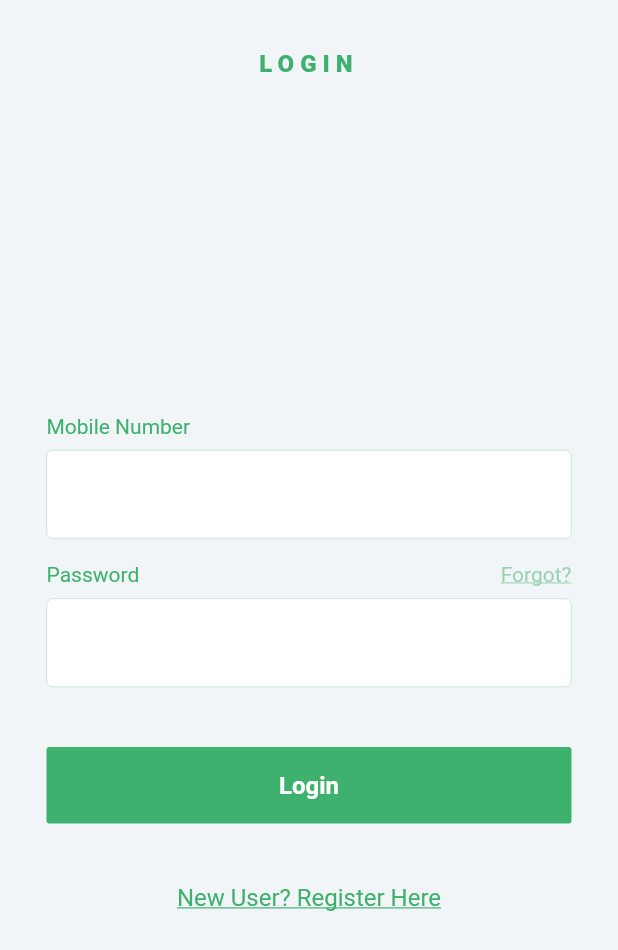
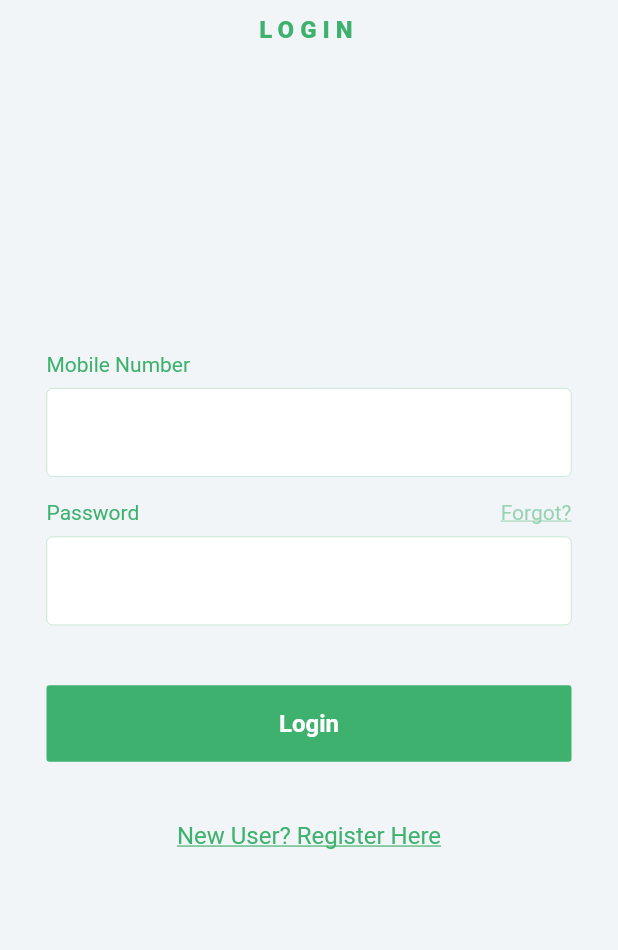
Before and after one commit to feMoraes0/covid-test-booking, a Flutter app: the screen it shows after launch, on a phone screen of 412 x 824 dp. Shown: the top 950 px of the screen. Run offline on Flutter 3.47's test engine with Material 2 defaults, Android fonts, the phone set to English and light mode, and no system bars; Roboto replaces fonts that are missing (Avenir).

Commit message:
feat(screens): register created and login modified

```diff
--- a/lib/main.dart
+++ b/lib/main.dart
@@ -1,4 +1,5 @@
 import 'package:covidapp/screens/login.dart';
+import 'package:covidapp/screens/register.dart';
 import 'package:flutter/material.dart';
 
 void main() => runApp(MyApp());
@@ -13,7 +14,11 @@ class MyApp extends StatelessWidget {
         backgroundColor: Color(0xFFF1F5F7),
         primarySwatch: Colors.blue,
       ),
-      home: LoginScreen(),
+      routes: {
+        'login': (context) => Login(),
+        'register': (context) => Register(),
+      },
+      home: Login(),
     );
   }
 }
--- a/lib/screens/login.dart
+++ b/lib/screens/login.dart
@@ -1,19 +1,29 @@
 import 'package:flutter/material.dart';
+import 'package:flutter/rendering.dart';
 
-class LoginScreen extends StatelessWidget {
+class Login extends StatelessWidget {
   @override
   Widget build(BuildContext context) {
     ThemeData theme = Theme.of(context);
+    Size screen = MediaQuery.of(context).size;
     return Scaffold(
       backgroundColor: theme.backgroundColor,
       body: SafeArea(
+        child: LayoutBuilder(
+          builder: (context, constrains) {
+            return SingleChildScrollView(
+              child: ConstrainedBox(
+                constraints: BoxConstraints(
+                  minHeight: constrains.maxHeight,
+                ),
+                child: IntrinsicHeight(
                   child: Column(
                     crossAxisAlignment: CrossAxisAlignment.stretch,
                     mainAxisAlignment: MainAxisAlignment.start,
                     children: <Widget>[
                       Padding(
                         padding: const EdgeInsets.only(
-                top: 33.0,
+                          top: 10.0,
                         ),
                         child: Text(
                           ('Login').toUpperCase(),
@@ -27,7 +37,10 @@ class LoginScreen extends StatelessWidget {
                           ),
                         ),
                       ),
-            Expanded(
+                      Container(
+                        margin: EdgeInsets.only(
+                          top: screen.height * 0.24,
+                        ),
                         child: Padding(
                           padding: const EdgeInsets.symmetric(
                             horizontal: 31.0,
@@ -75,7 +88,8 @@ class LoginScreen extends StatelessWidget {
                                   vertical: 8.0,
                                 ),
                                 child: Row(
-                        mainAxisAlignment: MainAxisAlignment.spaceBetween,
+                                  mainAxisAlignment:
+                                      MainAxisAlignment.spaceBetween,
                                   children: <Widget>[
                                     Text(
                                       'Password',
@@ -136,7 +150,13 @@ class LoginScreen extends StatelessWidget {
                                   ),
                                 ),
                               ),
-                    Text(
+                              Container(
+                                margin: const EdgeInsets.only(bottom: 20.0),
+                                child: GestureDetector(
+                                  onTap: () {
+                                    Navigator.pushNamed(context, 'register');
+                                  },
+                                  child: Text(
                                     'New User? Register Here',
                                     textAlign: TextAlign.center,
                                     style: TextStyle(
@@ -146,6 +166,8 @@ class LoginScreen extends StatelessWidget {
                                       decoration: TextDecoration.underline,
                                     ),
                                   ),
+                                ),
+                              ),
                             ],
                           ),
                         ),
@@ -153,6 +175,11 @@ class LoginScreen extends StatelessWidget {
                     ],
                   ),
                 ),
+              ),
+            );
+          },
+        ),
+      ),
     );
   }
 }
```
Also changed, not shown: lib/screens/register.dart (added, +241 -0 lines). Lines whose indentation alone changed are shown as unchanged.
